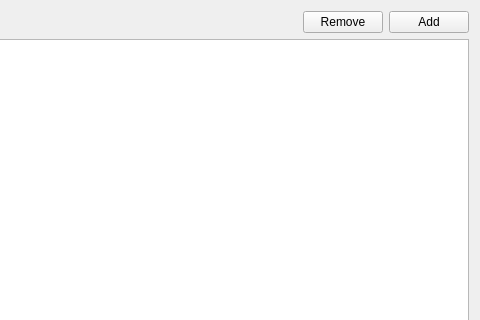
This is repo/ui/pref_uProp.ui in GS90/addFC as Qt 5 draws it before an edit; both pictures show x 220 to 700 and y 0 to 320 of the 700 by 600 pixel window. The edited form follows.
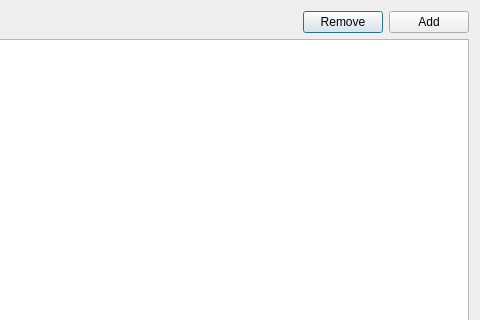
This is the edited form.

The edit to the form file:
```diff
--- a/repo/ui/pref_uProp.ui
+++ b/repo/ui/pref_uProp.ui
@@ -2,7 +2,7 @@
 <ui version="4.0">
  <author>Golodnikov Sergey</author>
  <class>Form</class>
- <widget class="QWidget" name="Form">
+ <widget class="QDialog" name="Form">
   <property name="geometry">
    <rect>
     <x>0</x>
```
